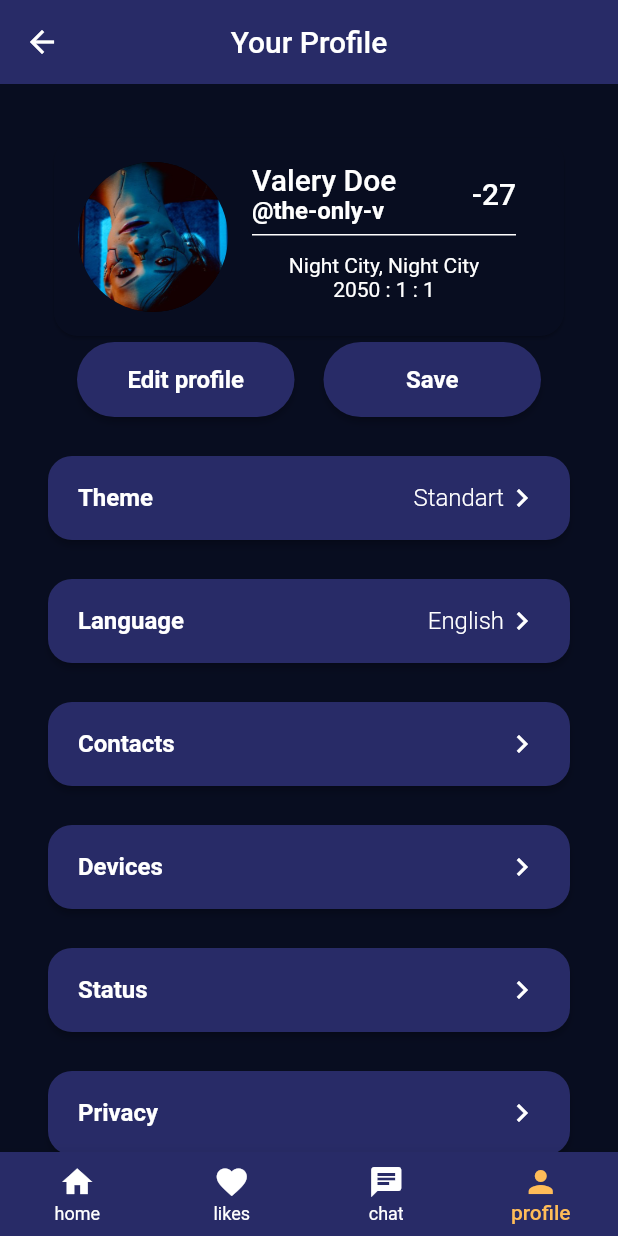
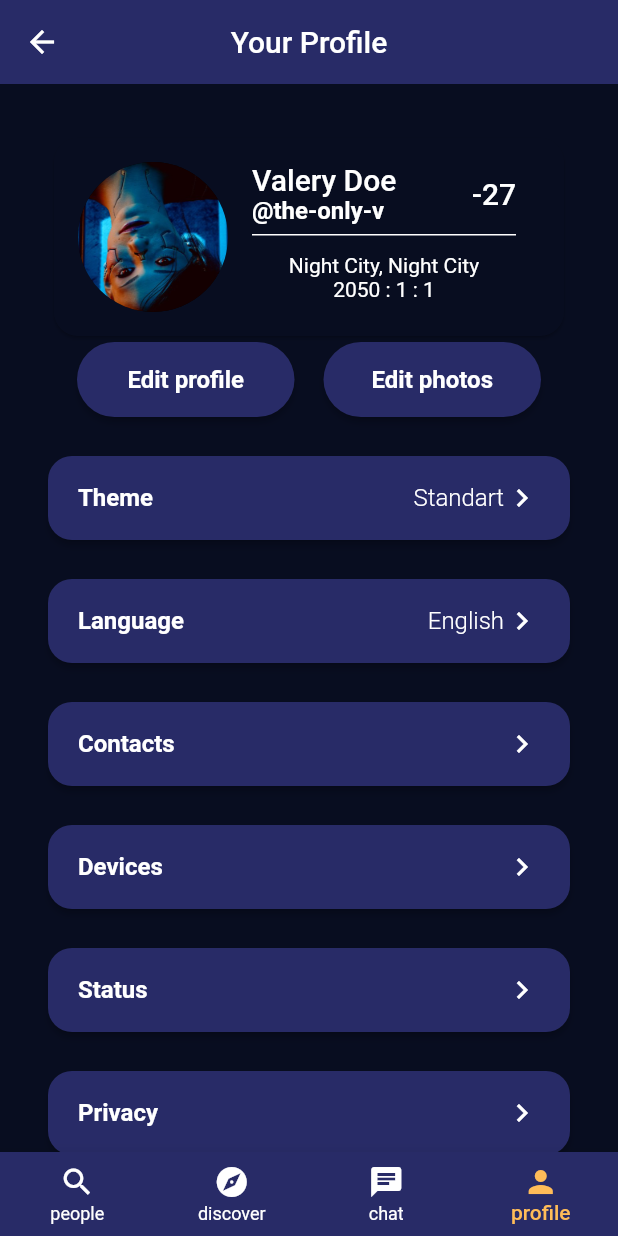
Before and after one commit to Maiter-Diploma-Work/maiter-mobile, a Flutter app: the AmicaScaffold screen opened by its route, item 4 of the bottom bar chosen, on a phone screen of 412 x 824 dp. Run offline on Flutter 3.47's test engine with Material 2 defaults, Android fonts, the phone set to English and light mode, and no system bars; our stand-ins replace carousel_slider, dotted_border, go_router; accounts and stored records are empty; network calls fail.

Commit message:
refactor: changed icons in bottom navigation bar refactor: changed "save" button to "change photos" refactor: changed routes feature: added placeholder view for photo edit

```diff
--- a/lib/src/routes.dart
+++ b/lib/src/routes.dart
@@ -82,6 +82,8 @@ final profile = GoRoute(
       ),
     ),
     //TODO: remove the hardcode
+    // Is it even necessary? Maybe it can be configured with select input?
+    // Maybe the whoe /profile page can be drawn in another way?
     GoRoute(
       path: 'theme',
       builder: (context, state) => AmicaScaffold(
@@ -92,10 +94,6 @@ final profile = GoRoute(
           options: [
             OptionSelectItem("light"),
             OptionSelectItem("dark"),
-            OptionSelectItem("summer"),
-            OptionSelectItem("fall"),
-            OptionSelectItem("winter"),
-            OptionSelectItem("spring"),
           ],
         ),
       ),
--- a/lib/src/screens/profile_view/short_profile_overview.dart
+++ b/lib/src/screens/profile_view/short_profile_overview.dart
@@ -45,8 +45,8 @@ class ShortProfileOverview extends StatelessWidget {
               color: Theme.of(context).colorScheme.primary,
             ),
             AmicaButton(
-              onPressed: () {},
-              text: 'Save',
+              onPressed: () => context.go('/profile/photos'),
+              text: 'Edit photos',
               color: Theme.of(context).colorScheme.primary,
             ),
           ],
--- a/lib/src/shared/amica_bottom_navigation_bar.dart
+++ b/lib/src/shared/amica_bottom_navigation_bar.dart
@@ -41,12 +41,12 @@ class _AmicaBottomNavigationBarState extends State<AmicaBottomNavigationBar> {
       onTap: (value) => _onDestinationSelected(value, context),
       items: const [
         BottomNavigationBarItem(
-          icon: Icon(Icons.home),
-          label: 'home',
+          icon: Icon(Icons.search),
+          label: 'people',
         ),
         BottomNavigationBarItem(
-          icon: Icon(Icons.favorite),
-          label: 'likes',
+          icon: Icon(Icons.explore),
+          label: 'discover',
         ),
         BottomNavigationBarItem(
           icon: Icon(Icons.chat),
```
Also changed, not shown: lib/src/screens/profile_view/profile_photo_edit_view/profile_photo_edit_view.dart (added, +12 -0 lines).
